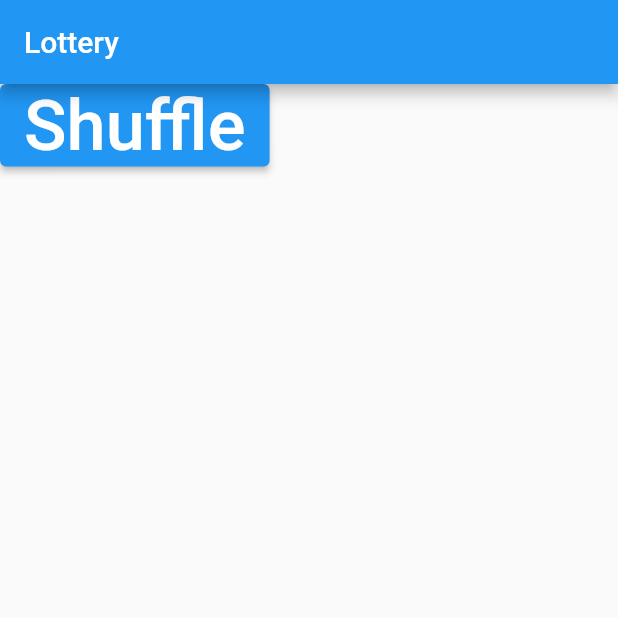
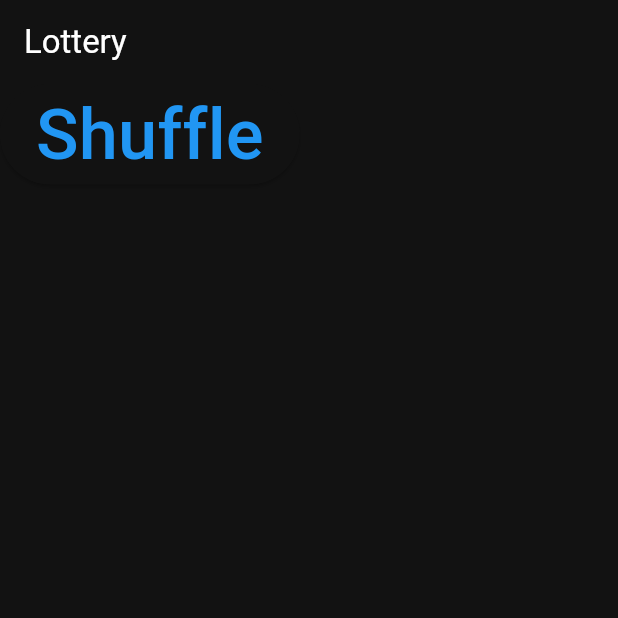
Before and after one commit to joeytestcode/lottery, a Flutter app: the screen it shows after launch, on a phone screen of 412 x 824 dp, the top half of it. Run offline on Flutter 3.47's test engine with Material 2 defaults, Android fonts, the phone set to English and light mode, and no system bars; missing offline and left inert: common.

Commit message:
202212041802

```diff
--- a/lib/main.dart
+++ b/lib/main.dart
@@ -19,9 +19,11 @@ class MyApp extends StatelessWidget {
   @override
   Widget build(BuildContext context) {
     return MaterialApp(
-      title: 'Flutter Demo',
+      title: 'Lottery',
       theme: ThemeData(
-        primarySwatch: Colors.blue,
+        useMaterial3: true,
+        colorScheme: const ColorScheme.dark(
+            brightness: Brightness.dark, primary: Colors.blue),
       ),
       home: const MyHomePage(),
     );
```
